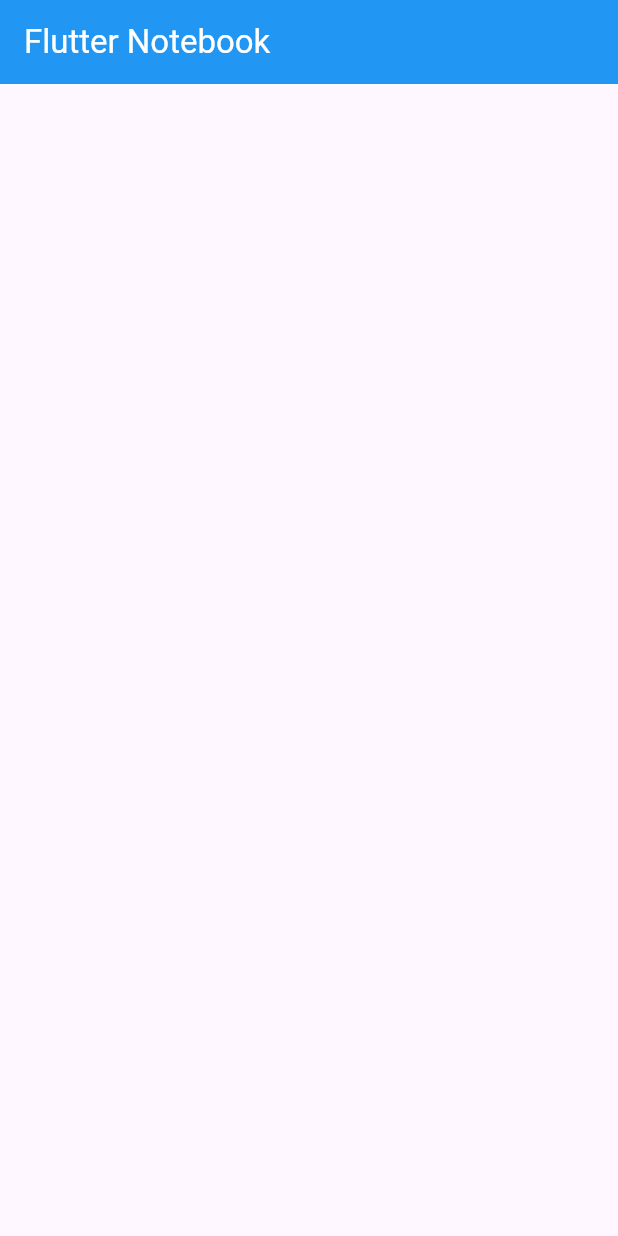
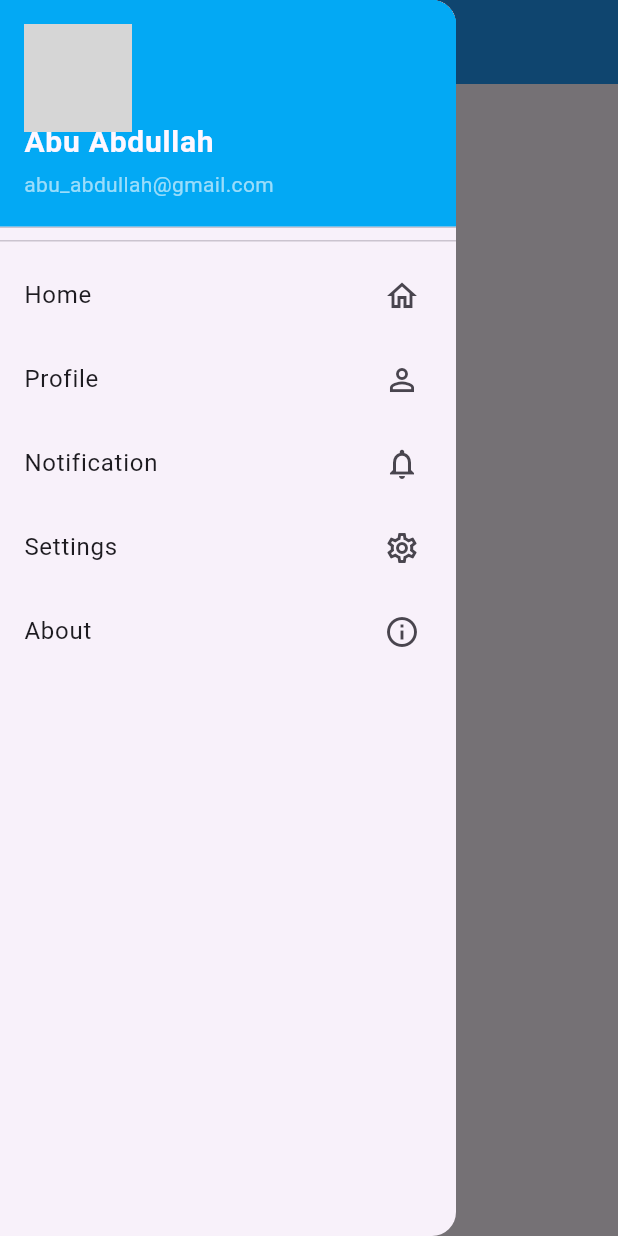
Before and after one commit to monir996/flutter-notebook, a Flutter app: the screen it shows after launch, with the side drawer open (before the commit the screen has no drawer), on a phone screen of 412 x 824 dp. Run offline on Flutter 3.47's test engine with Material 3 defaults, Android fonts, the phone set to English and light mode, and no system bars; network calls fail; grey boxes are pictures that could not be loaded.

Commit message:
drawer widget - iniri

```diff
--- a/lib/home_screen.dart
+++ b/lib/home_screen.dart
@@ -11,11 +11,63 @@ class _HomeScreenState extends State<HomeScreen> {
   @override
   Widget build(BuildContext context) {
     return Scaffold(
-      appBar: AppBar(title: Text("Flutter Notebook", style: TextStyle(color: Colors.white)), backgroundColor: Colors.blue),
-
-      // ----------------------- Main Branch  ==> Basic Structure ------------------
+      appBar: AppBar(
+          title: Text("Drawer Widget", style: TextStyle(color: Colors.white)),
+          iconTheme: IconThemeData(color: Colors.white),
+          backgroundColor: Colors.blue
+      ),
 
       body: Center(),
+
+      // ----------------------- Branch 20 ==> Drawer Widget ------------------
+      drawer: Drawer(
+        child: ListView(
+          children: [
+            DrawerHeader(
+                padding: EdgeInsets.zero,
+                child: UserAccountsDrawerHeader(
+                    decoration: BoxDecoration(color: Colors.lightBlue),
+                    currentAccountPicture: Image.network("https://tinyurl.com/2s73rvhm"),
+                    accountName: Text("Abu Abdullah", style: TextStyle(fontSize: 20, fontWeight: FontWeight.bold),),
+                    accountEmail: Text("abu_abdullah@gmail.com", style: TextStyle(color: Colors.white60),)
+                )
+            ),
+
+            ListTile(
+                onTap: (){ Navigator.pop(context); },
+                title: Text("Home"),
+                trailing: Icon(Icons.home_outlined)
+            ),
+
+            ListTile(
+                onTap: (){ Navigator.pop(context); },
+                title: Text("Profile"),
+                trailing: Icon(Icons.person_outline)
+            ),
+
+            ListTile(
+                onTap: (){ Navigator.pop(context); },
+                title: Text("Notification"),
+                trailing: Icon(Icons.notifications_none)
+            ),
+
+            ListTile(
+                onTap: (){ Navigator.pop(context); },
+                title: Text("Settings"),
+                trailing: Icon(Icons.settings_outlined)
+            ),
+
+            ListTile(
+                onTap: (){ Navigator.pop(context); },
+                title: Text("About"),
+                trailing: Icon(Icons.info_outlined)
+            )
+
+
+          ],
+        ),
+      ),
+
     );
   }
 }
```
